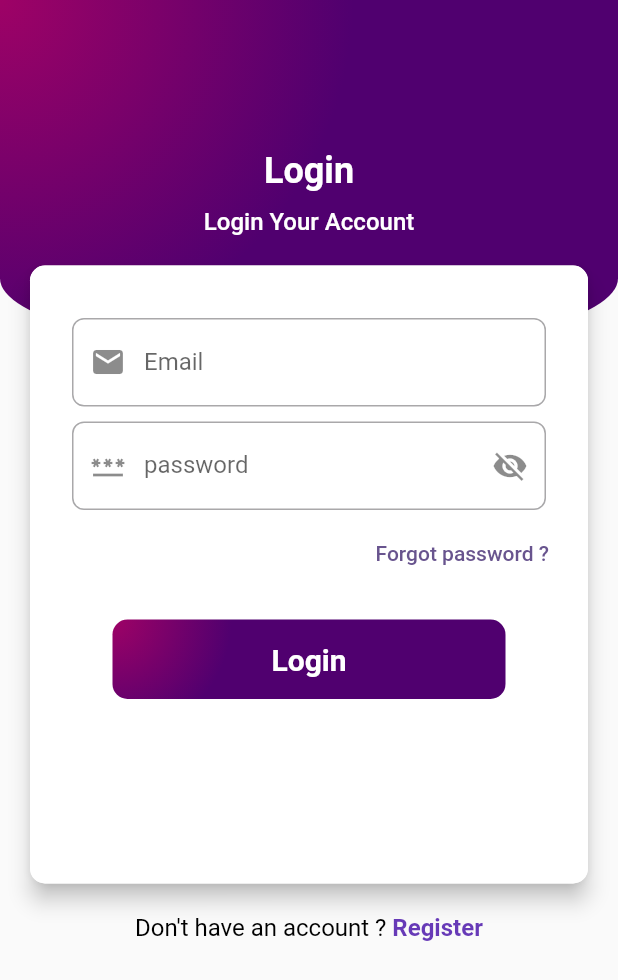
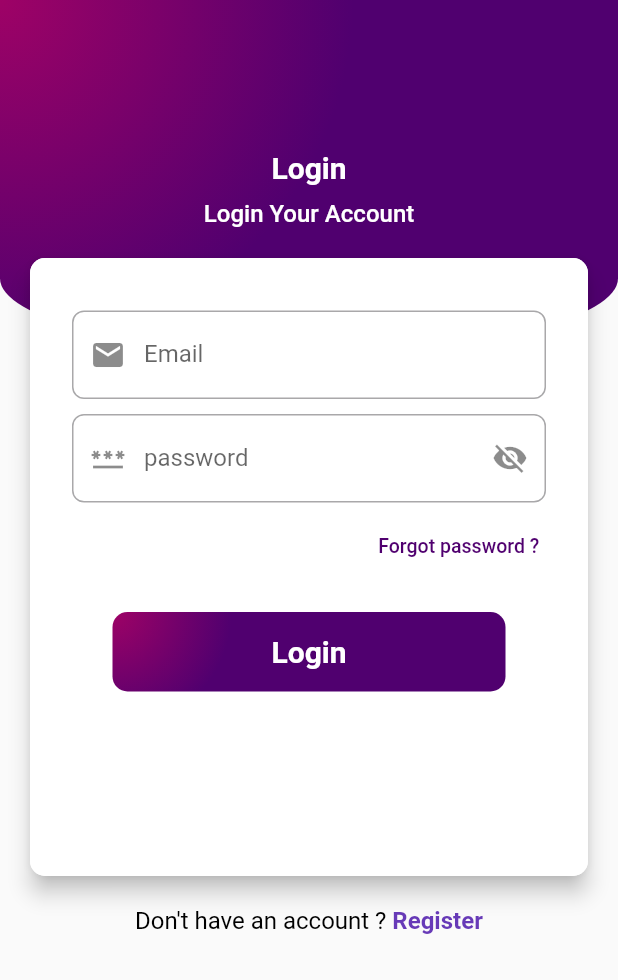
Before and after one commit to safvansafvan/Learning_app_Ui, a Flutter app: the screen it shows after launch, on a phone screen of 412 x 824 dp. Shown: the top 980 px of the screen. Run offline on Flutter 3.47's test engine with Material 3 defaults, Android fonts, the phone set to English and light mode, and no system bars; our stand-ins replace get, lottie; Roboto replaces fonts that are missing (ProximaNova).

Commit message:
formated

```diff
--- a/lib/view/auth/login.dart
+++ b/lib/view/auth/login.dart
@@ -1,6 +1,8 @@
 import 'package:flutter/material.dart';
 import 'package:get/get.dart';
 import 'package:loginhomemt/controller/core/colors.dart';
+import 'package:loginhomemt/controller/core/custom_function.dart';
+import 'package:loginhomemt/view/home/home.dart';
 import 'package:loginhomemt/view/widget/app_button.dart';
 import 'package:loginhomemt/view/widget/auth_header_bg.dart';
 import 'package:loginhomemt/view/widget/text_field.dart';
@@ -27,20 +29,18 @@ class LoginView extends StatelessWidget {
                     children: [
                       Text(
                         'Login',
-                        style:
-                            Theme.of(context).textTheme.headlineSmall!.copyWith(
-                                  fontWeight: FontWeight.bold,
-                                  color: AppColors.white,
-                                ),
+                        style: CustomFunctions.style(
+                            fontWeight: FontWeight.bold,
+                            color: AppColors.white,
+                            size: 20),
                       ),
                       const SizedBox(height: 10),
                       Text(
                         'Login Your Account',
-                        style: TextStyle(
-                          fontSize: 16,
-                          fontWeight: FontWeight.w500,
-                          color: AppColors.white,
-                        ),
+                        style: CustomFunctions.style(
+                            fontWeight: FontWeight.w500,
+                            color: AppColors.white,
+                            size: 16),
                       ),
                       Container(
                         margin: const EdgeInsets.all(20),
@@ -48,7 +48,7 @@ class LoginView extends StatelessWidget {
                           elevation: 6.0,
                           shadowColor:
                               Theme.of(context).brightness == Brightness.light
-                                  ? Colors.black
+                                  ? AppColors.black
                                   : Colors.grey.shade500,
                           borderRadius: BorderRadius.circular(10),
                           child: Container(
@@ -79,43 +79,32 @@ class LoginView extends StatelessWidget {
                                   alignment: Alignment.topRight,
                                   child: TextButton(
                                     onPressed: () {},
-                                    child: const Text(
-                                      'Forgot password ?',
+                                    child: Text(
+                                      'Forgot password ?  ',
+                                      style: CustomFunctions.style(
+                                          fontWeight: FontWeight.w500,
+                                          color: AppColors.color,
+                                          size: 13),
                                     ),
                                   ),
                                 ),
                                 const SizedBox(height: 20),
                                 AppButton(
                                   label: 'Login',
-                                  onPressed: () {},
-                                )
+                                  onPressed: () {
+                                    return Get.offAll(() => const HomePage(),
+                                        curve: Curves.easeInOut,
+                                        duration:
+                                            const Duration(milliseconds: 300),
+                                        transition: Transition.zoom);
+                                  },
+                                ),
                               ],
                             ),
                           ),
                         ),
                       ),
-                      GestureDetector(
-                        onTap: () {
-                          Get.offAll(() => const RegisterView(),
-                              curve: Curves.easeInOut,
-                              duration: const Duration(milliseconds: 300),
-                              transition: Transition.zoom);
-                        },
-                        child: RichText(
-                            text: const TextSpan(children: [
-                          TextSpan(
-                              text: "Don't have an account ? ",
-                              style:
-                                  TextStyle(fontSize: 16, color: Colors.black)),
-                          TextSpan(
-                            text: "Register",
-                            style: TextStyle(
-                                fontSize: 16,
-                                color: Colors.deepPurple,
-                                fontWeight: FontWeight.w700),
-                          )
-                        ])),
-                      )
+                      _buildNoAccount()
                     ],
                   ),
                 ),
@@ -126,4 +115,31 @@ class LoginView extends StatelessWidget {
       ),
     );
   }
+
+  Widget _buildNoAccount() {
+    return GestureDetector(
+      onTap: () {
+        Get.offAll(() => const RegisterView(),
+            curve: Curves.easeInOut,
+            duration: const Duration(milliseconds: 300),
+            transition: Transition.zoom);
+      },
+      child: RichText(
+        text: const TextSpan(
+          children: [
+            TextSpan(
+                text: "Don't have an account ? ",
+                style: TextStyle(fontSize: 16, color: Colors.black)),
+            TextSpan(
+              text: "Register",
+              style: TextStyle(
+                  fontSize: 16,
+                  color: Colors.deepPurple,
+                  fontWeight: FontWeight.w700),
+            )
+          ],
+        ),
+      ),
+    );
+  }
 }
--- a/lib/view/widget/app_button.dart
+++ b/lib/view/widget/app_button.dart
@@ -9,7 +9,9 @@ class AppButton extends StatelessWidget {
   final Function() onPressed;
   @override
   Widget build(BuildContext context) {
-    return Container(
+    return GestureDetector(
+      onTap: onPressed,
+      child: Container(
         width: context.width - 150,
         decoration: BoxDecoration(
           borderRadius: BorderRadius.circular(10),
@@ -28,7 +30,10 @@ class AppButton extends StatelessWidget {
             child: Text(
               label,
               style: CustomFunctions.style(
-                fontWeight: FontWeight.w600, size: 20, color: AppColors.white),
+                  fontWeight: FontWeight.w600,
+                  size: 20,
+                  color: AppColors.white),
+            ),
           ),
         ),
       ),
```
Also changed, not shown: lib/view/auth/register.dart (+32 -22 lines). Lines whose indentation alone changed are shown as unchanged.
